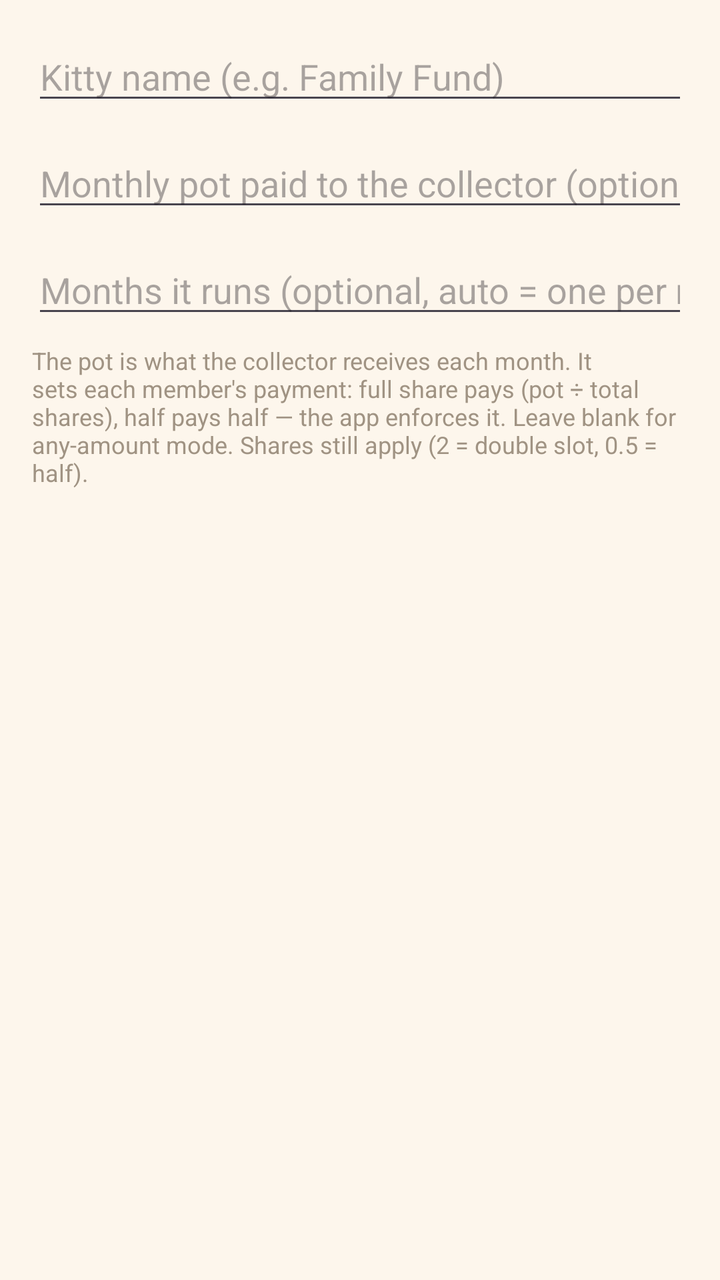
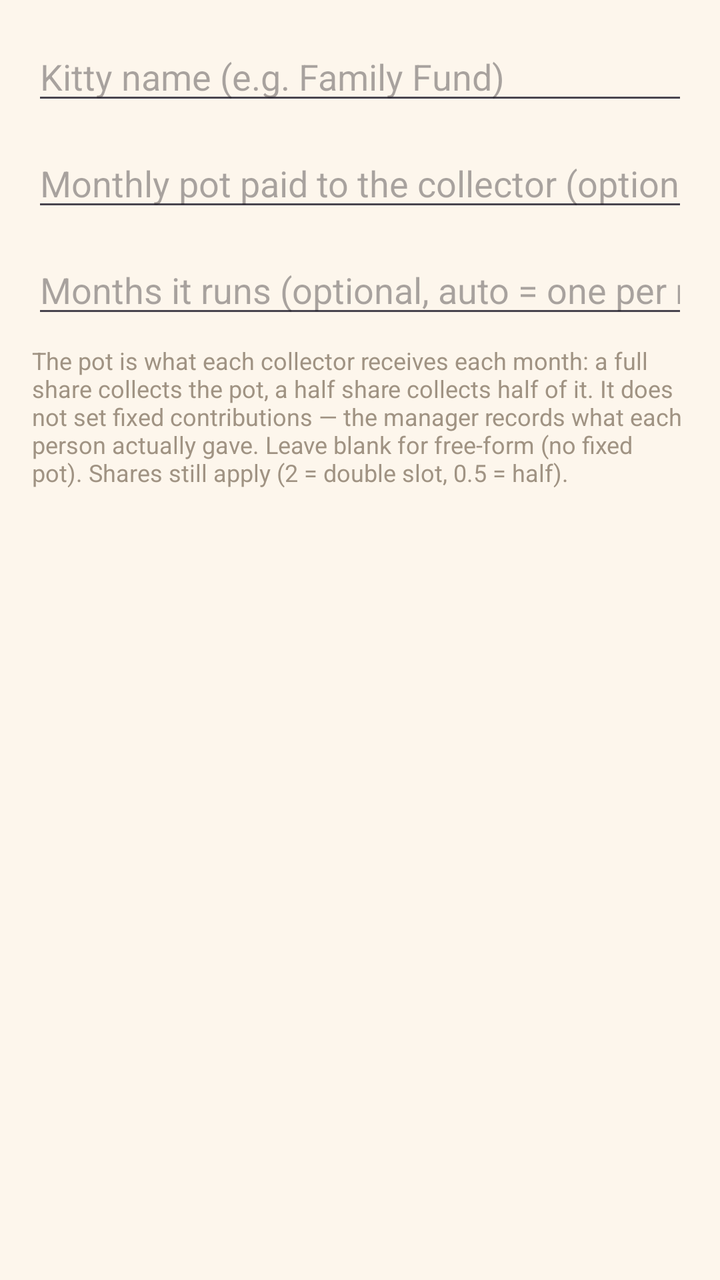

Compare the two renders of this Android layout. The source of the first and the diff that turns it into the second are given below.
<!-- AndroidManifest.xml: application theme Theme.KittyMoney -->
<!-- res/layout/dialog_add_kitty.xml -->
<?xml version="1.0" encoding="utf-8"?>
<LinearLayout xmlns:android="http://schemas.android.com/apk/res/android"
    android:layout_width="match_parent"
    android:layout_height="wrap_content"
    android:orientation="vertical"
    android:padding="16dp">

    <EditText
        android:id="@+id/etName"
        android:layout_width="match_parent"
        android:layout_height="wrap_content"
        android:hint="Kitty name (e.g. Family Fund)" />

    <EditText
        android:id="@+id/etTotalAmount"
        android:layout_width="match_parent"
        android:layout_height="wrap_content"
        android:hint="Monthly pot paid to the collector (optional)"
        android:inputType="numberDecimal"
        android:layout_marginTop="12dp" />

    <EditText
        android:id="@+id/etDuration"
        android:layout_width="match_parent"
        android:layout_height="wrap_content"
        android:hint="Months it runs (optional, auto = one per member/slot)"
        android:inputType="number"
        android:layout_marginTop="12dp" />

    <TextView
        android:layout_width="wrap_content"
        android:layout_height="wrap_content"
        android:layout_marginTop="8dp"
        android:text="The pot is what the collector receives each month. It sets each member's payment: full share pays (pot ÷ total shares), half pays half — the app enforces it. Leave blank for any-amount mode. Shares still apply (2 = double slot, 0.5 = half)."
        android:textSize="12sp"
        android:textColor="@color/warm_subtext" />

</LinearLayout>
<!-- resources referenced by this layout -->
<resources>
  <color name="warm_subtext">#A09383</color>
  <style name="Theme.KittyMoney" parent="Theme.Material3.DayNight.NoActionBar">
          <item name="colorPrimary">@color/warm_primary</item>
          <item name="colorPrimaryVariant">@color/warm_primary_dark</item>
          <item name="colorSecondary">@color/warm_secondary</item>
          <item name="android:windowLightStatusBar">true</item>
          <item name="android:statusBarColor">@color/warm_cream</item>
          <item name="android:navigationBarColor">@color/warm_cream</item>
          <item name="android:colorBackground">@color/warm_cream</item>
      </style>
  <color name="warm_primary">#E8845C</color>
  <color name="warm_primary_dark">#C96A45</color>
  <color name="warm_secondary">#F2C14E</color>
  <color name="warm_cream">#FDF6EC</color>
</resources>

<!-- the commit's change to res/layout/dialog_add_kitty.xml (unified diff, before → after) -->
@@ -31,7 +31,7 @@
         android:layout_width="wrap_content"
         android:layout_height="wrap_content"
         android:layout_marginTop="8dp"
-        android:text="The pot is what the collector receives each month. It sets each member's payment: full share pays (pot ÷ total shares), half pays half — the app enforces it. Leave blank for any-amount mode. Shares still apply (2 = double slot, 0.5 = half)."
+        android:text="The pot is what each collector receives each month: a full share collects the pot, a half share collects half of it. It does not set fixed contributions — the manager records what each person actually gave. Leave blank for free-form (no fixed pot). Shares still apply (2 = double slot, 0.5 = half)."
         android:textSize="12sp"
         android:textColor="@color/warm_subtext" />
 
